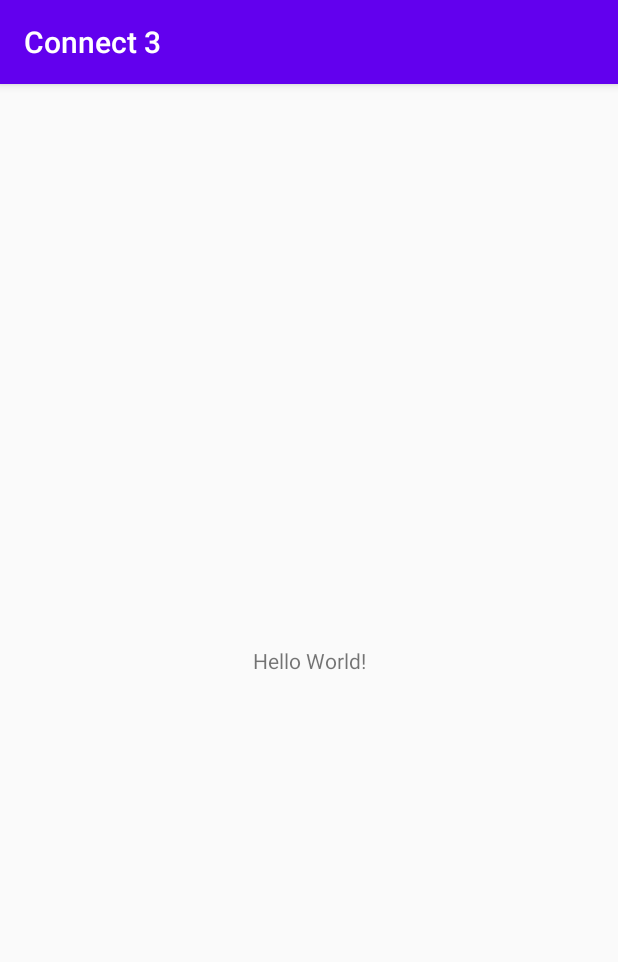
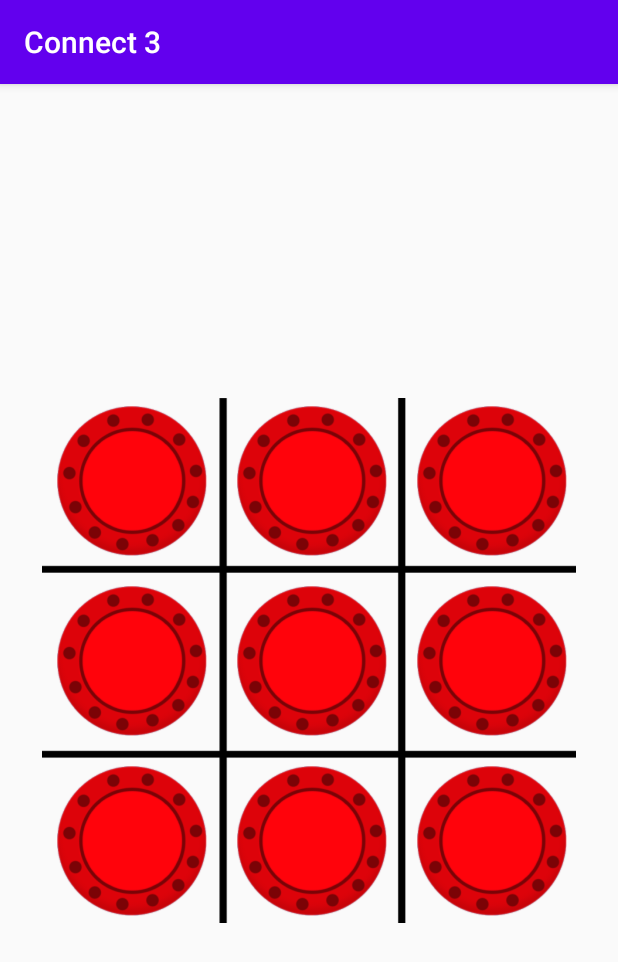
Before and after one commit to GreyWarden/connect-3, an Android app: the screen it shows after launch (MainActivity), on a phone screen of 412 x 824 dp. Shown: the top 962 px of the screen. Run offline under Robolectric (Android 15) with nearby library versions, the phone set to English and light mode, and no system bars.

Commit message:
Added initial layout for the app

```diff
--- a/app/build.gradle
+++ b/app/build.gradle
@@ -25,6 +25,7 @@ dependencies {
     implementation fileTree(dir: "libs", include: ["*.jar"])
     implementation 'androidx.appcompat:appcompat:1.1.0'
     implementation 'androidx.constraintlayout:constraintlayout:1.1.3'
+    implementation 'androidx.gridlayout:gridlayout:1.0.0'
     testImplementation 'junit:junit:4.12'
     androidTestImplementation 'androidx.test.ext:junit:1.1.1'
     androidTestImplementation 'androidx.test.espresso:espresso-core:3.2.0'
--- a/app/src/main/res/layout/activity_main.xml
+++ b/app/src/main/res/layout/activity_main.xml
@@ -6,13 +6,104 @@
     android:layout_height="match_parent"
     tools:context=".MainActivity">
 
-    <TextView
-        android:layout_width="wrap_content"
-        android:layout_height="wrap_content"
-        android:text="Hello World!"
+    <androidx.gridlayout.widget.GridLayout
+        android:id="@+id/gridLayout"
+        android:layout_width="356dp"
+        android:layout_height="350dp"
+        android:layout_marginStart="1dp"
+        android:layout_marginTop="1dp"
+        android:layout_marginEnd="1dp"
+        android:layout_marginBottom="1dp"
+        android:background="@drawable/board"
+        app:columnCount="3"
         app:layout_constraintBottom_toBottomOf="parent"
-        app:layout_constraintLeft_toLeftOf="parent"
-        app:layout_constraintRight_toRightOf="parent"
-        app:layout_constraintTop_toTopOf="parent" />
+        app:layout_constraintEnd_toEndOf="parent"
+        app:layout_constraintStart_toStartOf="parent"
+        app:layout_constraintTop_toTopOf="parent"
+        app:rowCount="3">
 
+        <ImageView
+            android:id="@+id/firstPiece"
+            android:layout_width="100dp"
+            android:layout_height="100dp"
+            android:layout_margin="10dp"
+            android:layout_marginTop="5dp"
+            app:layout_column="0"
+            app:layout_row="0"
+            app:srcCompat="@drawable/red" />
+
+        <ImageView
+            android:id="@+id/secondPiece"
+            android:layout_width="100dp"
+            android:layout_height="100dp"
+            android:layout_margin="10dp"
+            android:layout_marginTop="5dp"
+            app:layout_column="1"
+            app:layout_row="0"
+            app:srcCompat="@drawable/red" />
+
+        <ImageView
+            android:id="@+id/thirdPiece"
+            android:layout_width="100dp"
+            android:layout_height="100dp"
+            android:layout_margin="10dp"
+            android:layout_marginTop="5dp"
+            app:layout_column="2"
+            app:layout_row="0"
+            app:srcCompat="@drawable/red" />
+
+        <ImageView
+            android:id="@+id/forthPiece"
+            android:layout_width="100dp"
+            android:layout_height="100dp"
+            android:layout_margin="10dp"
+            app:layout_column="0"
+            app:layout_row="1"
+            app:srcCompat="@drawable/red" />
+
+        <ImageView
+            android:id="@+id/fifthPiece"
+            android:layout_width="100dp"
+            android:layout_height="100dp"
+            android:layout_margin="10dp"
+            app:layout_column="1"
+            app:layout_row="1"
+            app:srcCompat="@drawable/red" />
+
+        <ImageView
+            android:id="@+id/sixthPiece"
+            android:layout_width="100dp"
+            android:layout_height="100dp"
+            android:layout_margin="10dp"
+            app:layout_column="2"
+            app:layout_row="1"
+            app:srcCompat="@drawable/red" />
+
+        <ImageView
+            android:id="@+id/seventhPiece"
+            android:layout_width="100dp"
+            android:layout_height="100dp"
+            android:layout_margin="10dp"
+            app:layout_column="2"
+            app:layout_row="2"
+            app:srcCompat="@drawable/red" />
+
+        <ImageView
+            android:id="@+id/eighthPiece"
+            android:layout_width="100dp"
+            android:layout_height="100dp"
+            android:layout_margin="10dp"
+            app:layout_column="1"
+            app:layout_row="2"
+            app:srcCompat="@drawable/red" />
+
+        <ImageView
+            android:id="@+id/ninthPiece"
+            android:layout_width="100dp"
+            android:layout_height="100dp"
+            android:layout_margin="10dp"
+            app:layout_column="0"
+            app:layout_row="2"
+            app:srcCompat="@drawable/red" />
+    </androidx.gridlayout.widget.GridLayout>
 </androidx.constraintlayout.widget.ConstraintLayout>
```
